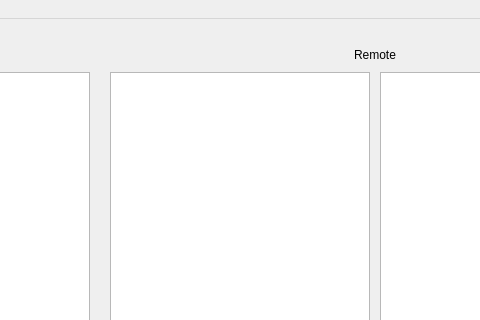
Above: FtpClient.ui from pradiptlx/starter-FTPClient before the change; both pictures show x 580 to 1060 and y 0 to 320 of the 1224 by 688 pixel window. Below: the same form after it.
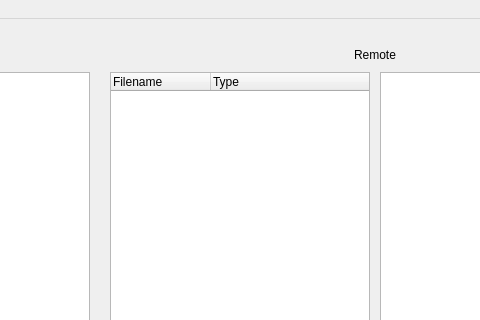
That is the form after the change.

Commit message: Refactor remote tree Change TreeView to TreeWidget

The edit to the form file:
```diff
--- a/FtpClient.ui
+++ b/FtpClient.ui
@@ -211,7 +211,27 @@
        <item>
         <layout class="QHBoxLayout" name="containerRemoteDir">
          <item>
-          <widget class="QTreeView" name="remoteTreeDir"/>
+          <widget class="QTreeWidget" name="remoteTreeDir">
+           <property name="dragEnabled">
+            <bool>true</bool>
+           </property>
+           <property name="dragDropMode">
+            <enum>QAbstractItemView::DragDrop</enum>
+           </property>
+           <property name="defaultDropAction">
+            <enum>Qt::TargetMoveAction</enum>
+           </property>
+           <column>
+            <property name="text">
+             <string>Filename</string>
+            </property>
+           </column>
+           <column>
+            <property name="text">
+             <string>Type</string>
+            </property>
+           </column>
+          </widget>
          </item>
          <item>
           <widget class="QListWidget" name="remoteListFile">
```
Left out of the diff: 15 changed lines with no effect on the pictures. The commit also changes 2 other files.
